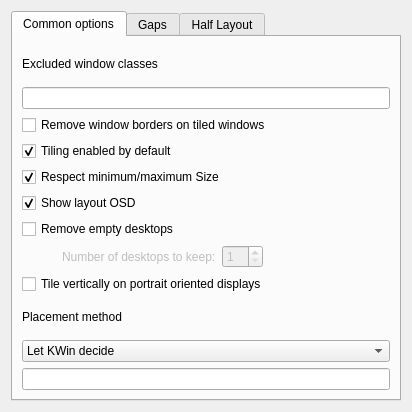
Above: contents/ui/config.ui from kwin-scripts/kwin-tiling before the change. Below: the same form after it.
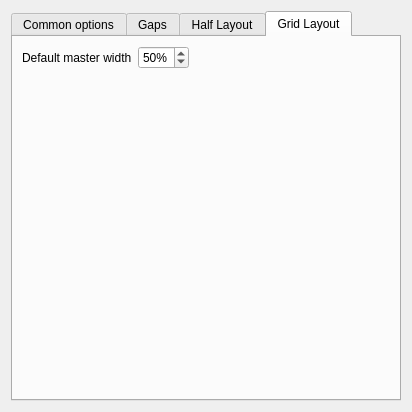
That is the form after the change. The open tabs and pages were chosen to show the change.

Commit message: initial commit adding functioning gridLayout

Diff of the .ui file:
```diff
--- a/contents/ui/config.ui
+++ b/contents/ui/config.ui
@@ -335,6 +335,62 @@
        </item>
       </layout>
      </widget>
+     <widget class="QWidget" name="gridLayoutTab">
+      <attribute name="title">
+       <string>Grid Layout</string>
+      </attribute>
+      <layout class="QGridLayout" name="gridLayout_3">
+       <item row="0" column="2">
+        <spacer name="horizontalSpacer">
+         <property name="orientation">
+          <enum>Qt::Horizontal</enum>
+         </property>
+         <property name="sizeHint" stdset="0">
+          <size>
+           <width>40</width>
+           <height>20</height>
+          </size>
+         </property>
+        </spacer>
+       </item>
+       <item row="1" column="2">
+        <spacer name="verticalSpacer">
+         <property name="orientation">
+          <enum>Qt::Vertical</enum>
+         </property>
+         <property name="sizeHint" stdset="0">
+          <size>
+           <width>20</width>
+           <height>40</height>
+          </size>
+         </property>
+        </spacer>
+       </item>
+       <item row="0" column="1">
+        <widget class="QSpinBox" name="kcfg_gridLayoutMasterRatio">
+         <property name="suffix">
+          <string notr="true">%</string>
+         </property>
+         <property name="minimum">
+          <number>10</number>
+         </property>
+         <property name="maximum">
+          <number>90</number>
+         </property>
+         <property name="value">
+          <number>50</number>
+         </property>
+        </widget>
+       </item>
+       <item row="0" column="0">
+        <widget class="QLabel" name="label_11">
+         <property name="text">
+          <string>Default master width</string>
+         </property>
+        </widget>
+       </item>
+      </layout>
+     </widget>
     </widget>
    </item>
   </layout>
```
Left out of the diff: 1 changed line with no effect on the pictures. The commit also changes 4 other files.
